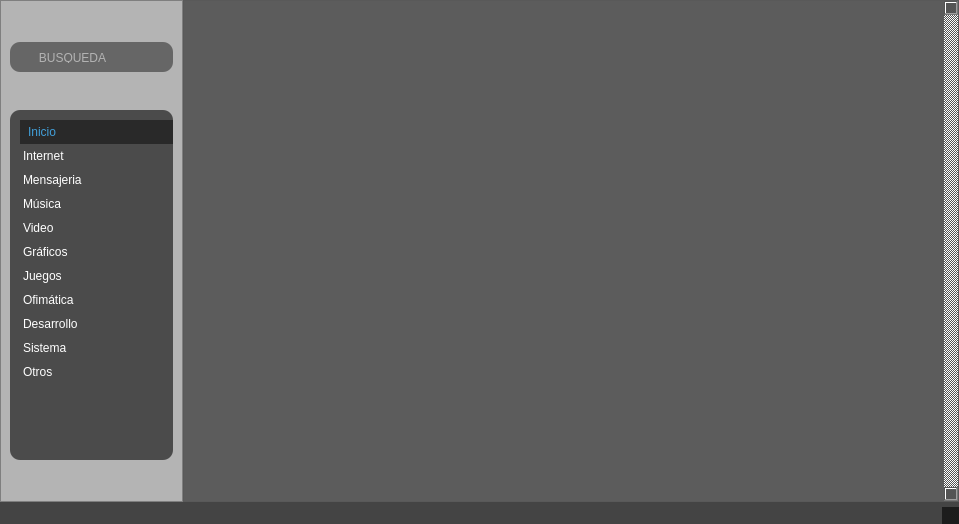
Above: guis/main.ui from deepin-espanol/deepines-store before the change. Below: the same form after it.
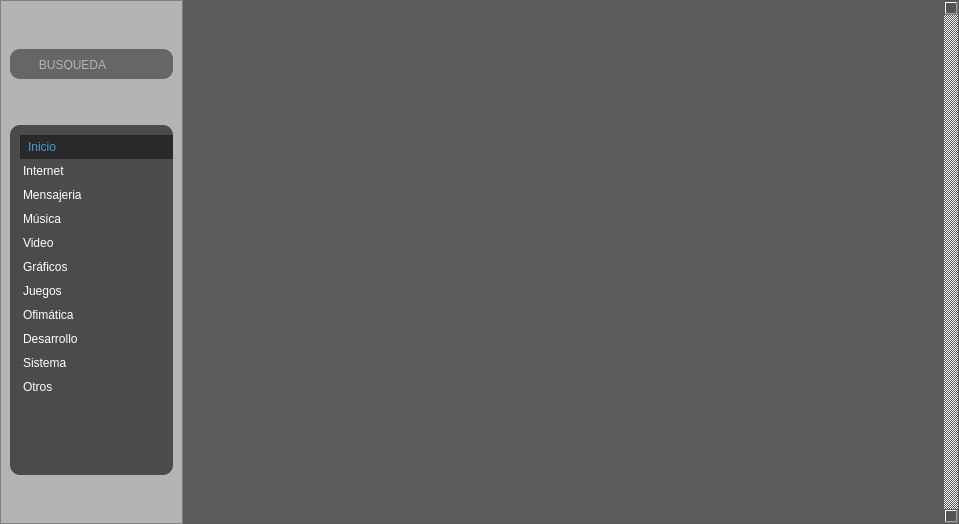
That is the form after the change. Icons and pictures are not drawn.

```diff
--- a/guis/main.ui
+++ b/guis/main.ui
@@ -403,7 +403,7 @@
          <x>0</x>
          <y>0</y>
          <width>760</width>
-         <height>500</height>
+         <height>522</height>
         </rect>
        </property>
        <layout class="QGridLayout" name="gridLayout"/>
@@ -412,12 +412,6 @@
     </item>
    </layout>
   </widget>
-  <widget class="QStatusBar" name="statusBar">
-   <property name="styleSheet">
-    <string notr="true">color: rgb(65, 159, 217);
-background-color: rgba(16, 16, 16, 200);</string>
-   </property>
-  </widget>
  </widget>
  <resources/>
  <connections/>
```
